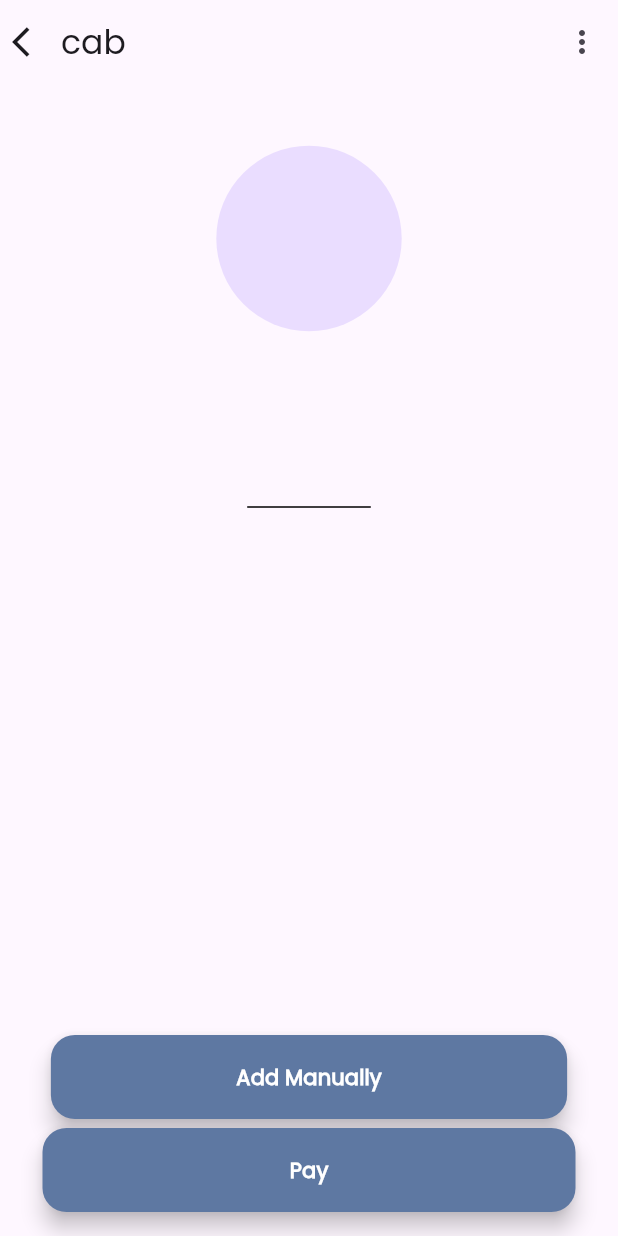
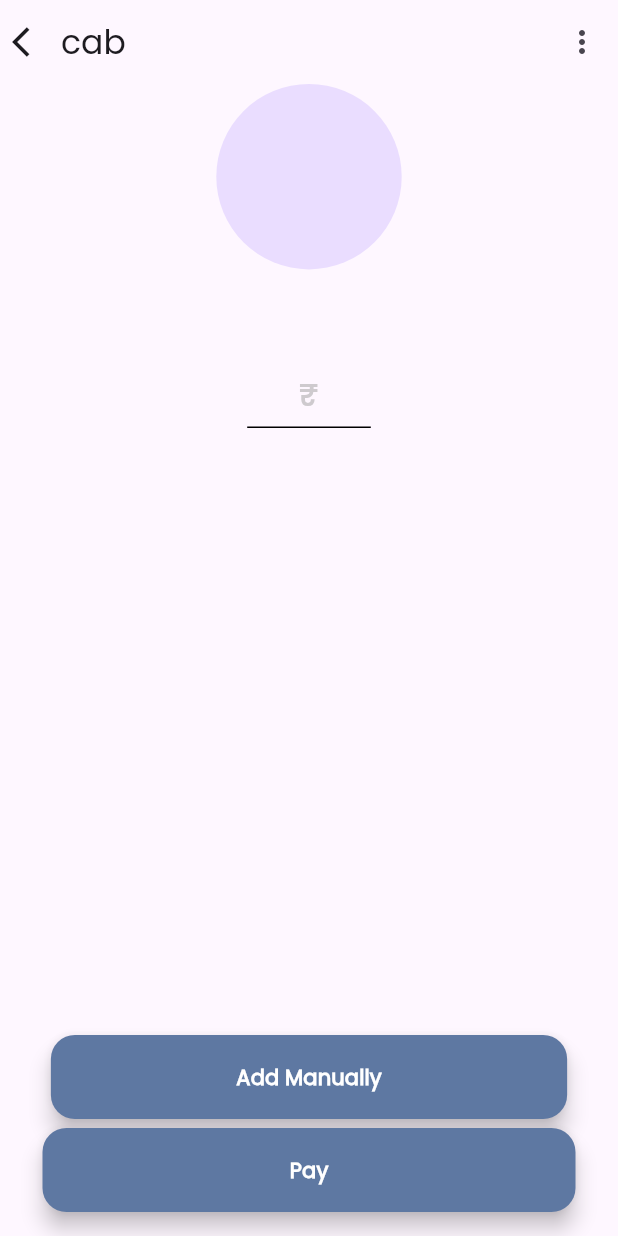
Before and after one commit to satyam184/Volet, a Flutter app: the screen it shows after launch, on a phone screen of 412 x 824 dp. Run offline on Flutter 3.47's test engine with Material 3 defaults, Android fonts, the phone set to English and light mode, and no system bars; our stand-ins replace bloc, cloud_firestore, equatable, firebase_auth, firebase_core, flutter_bloc and 2 more; accounts and stored records are empty.

Commit message:
change the padding

```diff
--- a/lib/views/pay_screen/pay_screen.dart
+++ b/lib/views/pay_screen/pay_screen.dart
@@ -21,7 +21,12 @@ class _PayScreenState extends State<PayScreen> {
   Widget build(BuildContext context) {
     return Scaffold(
       appBar: AppBar(
-        leading: IconButton(onPressed: () {}, icon: Icon(Icons.arrow_back_ios)),
+        leading: IconButton(
+          onPressed: () {
+            Navigator.pop(context);
+          },
+          icon: Icon(Icons.arrow_back_ios),
+        ),
         title: Text('cab'),
         leadingWidth: ScreenUtil.width(6),
         actions: [IconButton(onPressed: () {}, icon: Icon(Icons.more_vert))],
@@ -29,10 +34,7 @@ class _PayScreenState extends State<PayScreen> {
       body: Center(
         child: Column(
           children: [
-            Container(
-              margin: EdgeInsets.only(top: ScreenUtil.height(5)),
-              child: CircleAvatar(radius: ScreenUtil.width(15)),
-            ),
+            CircleAvatar(radius: ScreenUtil.width(15)),
             Container(
               margin: EdgeInsets.only(top: ScreenUtil.height(7)),
               width: ScreenUtil.width(20),
@@ -41,6 +43,11 @@ class _PayScreenState extends State<PayScreen> {
                 textAlign: TextAlign.center,
                 style: TextStyle(fontSize: 24, fontWeight: FontWeight.bold),
                 decoration: InputDecoration(
+                  hintText: '₹',
+                  hintStyle: TextStyle(
+                    color: Colors.grey.withValues(alpha: 0.5),
+                    fontSize: 20.0,
+                  ),
                   border: UnderlineInputBorder(
                     borderSide: BorderSide(color: Colors.black, width: 1),
                   ),
@@ -50,7 +57,7 @@ class _PayScreenState extends State<PayScreen> {
                   focusedBorder: UnderlineInputBorder(
                     borderSide: BorderSide(color: Colors.black, width: 2),
                   ),
-                  contentPadding: EdgeInsets.symmetric(vertical: 12),
+                  contentPadding: EdgeInsets.symmetric(vertical: 5),
                 ),
                 keyboardType: TextInputType.number,
               ),
```
